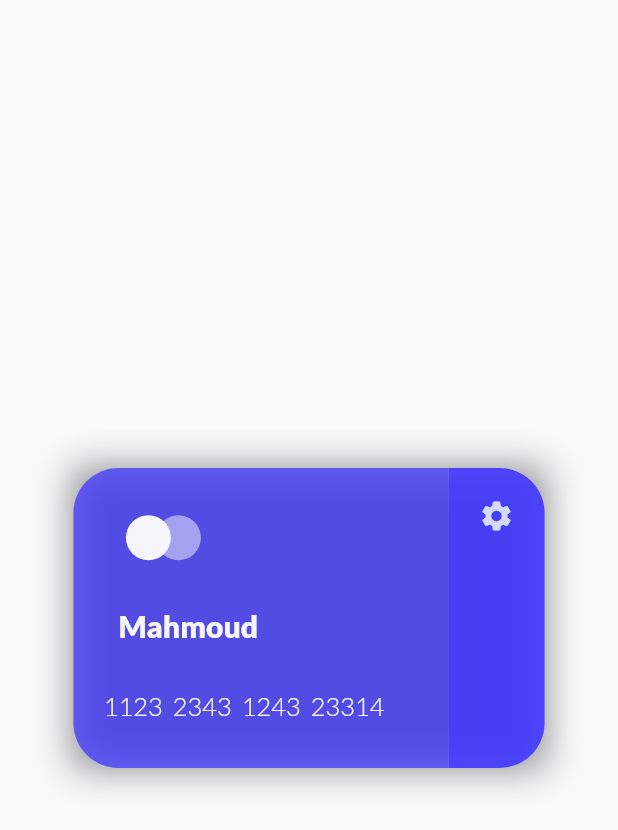
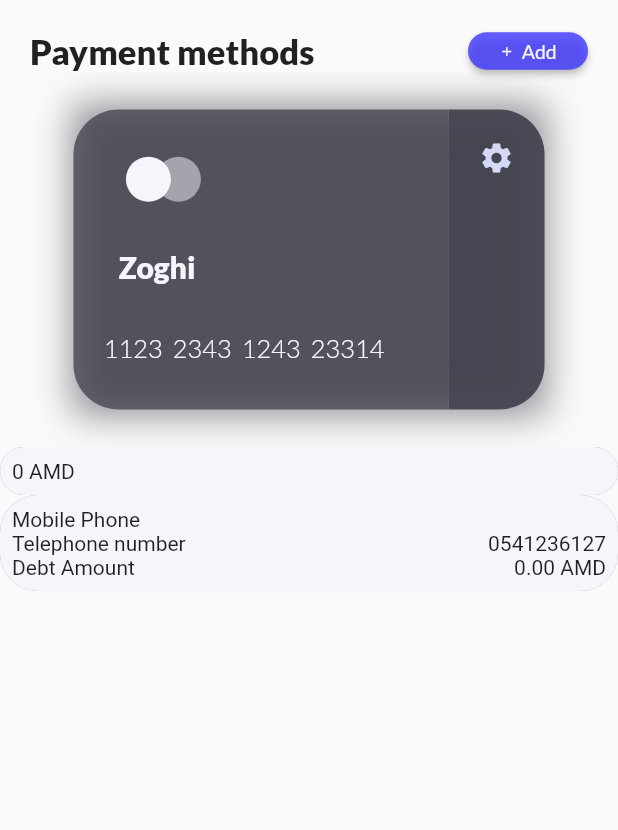
Before and after one commit to mahmoud-eslami/network_manager_ui, a Flutter app: the screen it shows after launch, after a tap on "Available Balance", on a phone screen of 412 x 824 dp. Shown: the top 830 px of the screen. Run offline on Flutter 3.47's test engine with Material 2 defaults, Android fonts, the light colour scheme and no system bars; drawn by our look-alikes of carousel_slider; our stand-ins replace google_fonts; missing offline and left inert: bottom_animation.

Commit message:
profile page refactored

```diff
--- a/lib/components/profile_page_components/button_widget/button_widget.dart
+++ b/lib/components/profile_page_components/button_widget/button_widget.dart
@@ -1,8 +1,7 @@
 import 'package:flutter/material.dart';
-import 'package:google_fonts/google_fonts.dart';
 
 class CustomButton extends StatefulWidget {
-  final String title;
+  final Widget title;
   final Function onPress;
   final Color btnColor;
   final double width;
@@ -30,16 +29,12 @@ class _CustomButtonState extends State<CustomButton> {
       width: widget.width,
       height: widget.height,
       child: RaisedButton(
+        color: widget.btnColor,
         onPressed: () {},
         shape: RoundedRectangleBorder(
           borderRadius: BorderRadius.all(Radius.circular(25)),
         ),
-        child: Text(
-          widget.title,
-          style: GoogleFonts.lato(
-            fontSize: widget.titleSize,
-          ),
-        ),
+        child: widget.title,
       ),
     );
   }
--- a/lib/screens/profile.dart
+++ b/lib/screens/profile.dart
@@ -1,4 +1,7 @@
+import 'package:carousel_slider/carousel_slider.dart';
 import 'package:flutter/material.dart';
+import 'package:google_fonts/google_fonts.dart';
+import 'package:mobile_network_ui/components/profile_page_components/button_widget/button_widget.dart';
 import 'package:mobile_network_ui/components/profile_page_components/cardnumber_widget/card_number.dart';
 import 'package:mobile_network_ui/resource/colors/colors.dart';
 
@@ -18,7 +21,8 @@ class _ProfilePageState extends State<ProfilePage> {
   @override
   Widget build(BuildContext context) {
     return Scaffold(
-      body: AnimatedBuilder(
+      body: SafeArea(
+        child: AnimatedBuilder(
           animation: widget.transactionAnimation,
           builder: (context, child) {
             return FadeTransition(
@@ -35,6 +39,7 @@ class _ProfilePageState extends State<ProfilePage> {
             );
           },
         ),
+      ),
     );
   }
 }
@@ -45,12 +50,126 @@ class _DynamicBody extends StatefulWidget {
 }
 
 class _DynamicBodyState extends State<_DynamicBody> {
+  List<CardNumber> cardList = [
+    CardNumber(
+      bkColor: AppColor.blue,
+      name: 'Ahmad',
+    ),
+    CardNumber(
+      bkColor: AppColor.dark,
+      name: 'Zoghi',
+    ),
+    CardNumber(
+      bkColor: AppColor.lightPurpule,
+      name: '100 tomn midm',
+    ),
+  ];
+
   @override
   Widget build(BuildContext context) {
-    return Container(
-      child: Center(
-        child: CardNumber(name: 'Mahmoud',bkColor: AppColor.blue,),
+    return Column(
+      children: [
+        Padding(
+          padding: const EdgeInsets.only(left: 20, right: 20, top: 20),
+          child: Row(
+            mainAxisAlignment: MainAxisAlignment.spaceBetween,
+            crossAxisAlignment: CrossAxisAlignment.center,
+            children: [
+              Text(
+                'Payment methods',
+                style: GoogleFonts.lato(
+                  fontWeight: FontWeight.w800,
+                  fontSize: 23,
                 ),
+              ),
+              CustomButton(
+                height: 25,
+                width: 80,
+                btnColor: AppColor.blue.withOpacity(.8),
+                onPress: () {},
+                title: Row(
+                  mainAxisAlignment: MainAxisAlignment.spaceEvenly,
+                  children: [
+                    Icon(
+                      Icons.add,
+                      color: AppColor.background,
+                      size: 10,
+                    ),
+                    Text(
+                      'Add',
+                      style: GoogleFonts.lato(
+                        color: AppColor.background,
+                        fontSize: 13,
+                      ),
+                    ),
+                  ],
+                ),
+              ),
+            ],
+          ),
+        ),
+        SizedBox(
+          height: 250,
+          child: CarouselSlider(
+            items: cardList,
+            options: CarouselOptions(
+              autoPlay: true,
+              disableCenter: false,
+              enlargeCenterPage: true,
+              viewportFraction: .9,
+              aspectRatio: 2.0,
+              initialPage: 1,
+            ),
+          ),
+        ),
+        Container(
+          width: double.infinity,
+          decoration: BoxDecoration(
+              color: AppColor.background,
+              borderRadius: BorderRadius.all(Radius.circular(25)),
+              boxShadow: <BoxShadow>[
+                BoxShadow(color: AppColor.dark.withOpacity(.5)),
+              ]),
+          child: Padding(
+            padding: const EdgeInsets.all(8.0),
+            child: Text('0 AMD'),
+          ),
+        ),
+        Container(
+          width: double.infinity,
+          decoration: BoxDecoration(
+              color: AppColor.background,
+              borderRadius: BorderRadius.all(Radius.circular(25)),
+              boxShadow: <BoxShadow>[
+                BoxShadow(color: AppColor.dark.withOpacity(.5)),
+              ]),
+          child: Padding(
+            padding: const EdgeInsets.all(8.0),
+            child: Column(
+              mainAxisAlignment: MainAxisAlignment.spaceEvenly,
+              crossAxisAlignment: CrossAxisAlignment.start,
+              children: [
+                Text('Mobile Phone'),
+                Row(
+                  mainAxisAlignment: MainAxisAlignment.spaceBetween,
+                  children: [
+                    Text('Telephone number'),
+                    Text('0541236127'),
+                  ],
+                ),
+                Row(
+                  mainAxisAlignment: MainAxisAlignment.spaceBetween,
+
+                  children: [
+                    Text('Debt Amount'),
+                    Text('0.00 AMD'),
+                  ],
+                ),
+              ],
+            ),
+          ),
+        ),
+      ],
     );
   }
 }
```
Also changed, not shown: pubspec.lock. Lines whose indentation alone changed are shown as unchanged.
